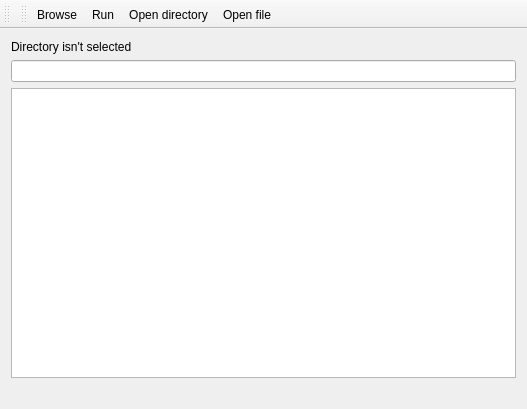
leonfed/stringSearching, file mainwindow.ui: the form before one commit.
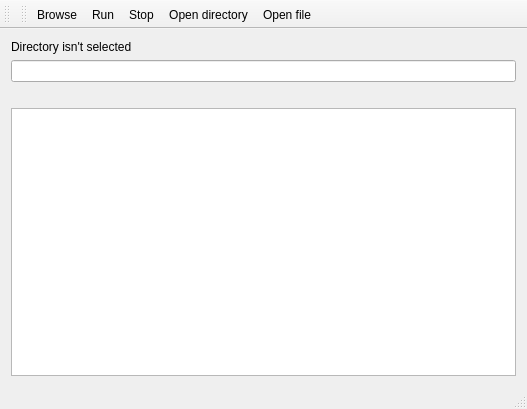
The form after the commit.

The edit to the form file:
```diff
--- a/mainwindow.ui
+++ b/mainwindow.ui
@@ -27,18 +27,18 @@
       <item>
        <widget class="QLineEdit" name="inputString"/>
       </item>
+      <item>
+       <widget class="QLabel" name="statusString">
+        <property name="text">
+         <string/>
+        </property>
+       </widget>
+      </item>
       <item>
        <widget class="QListWidget" name="listFiles"/>
       </item>
      </layout>
     </item>
-    <item>
-     <widget class="QLabel" name="statusString">
-      <property name="text">
-       <string/>
-      </property>
-     </widget>
-    </item>
    </layout>
   </widget>
   <widget class="QMenuBar" name="menuBar">
@@ -71,9 +71,11 @@
    </attribute>
    <addaction name="actionBrowse"/>
    <addaction name="actionRun"/>
+   <addaction name="actionStop"/>
    <addaction name="actionOpenDirectory"/>
    <addaction name="actionOpenFile"/>
   </widget>
+  <widget class="QStatusBar" name="statusBar"/>
   <action name="actionBrowse">
    <property name="text">
     <string>Browse</string>
@@ -94,6 +96,11 @@
     <string>Run</string>
    </property>
   </action>
+  <action name="actionStop">
+   <property name="text">
+    <string>Stop</string>
+   </property>
+  </action>
  </widget>
  <layoutdefault spacing="6" margin="11"/>
  <resources/>
```
